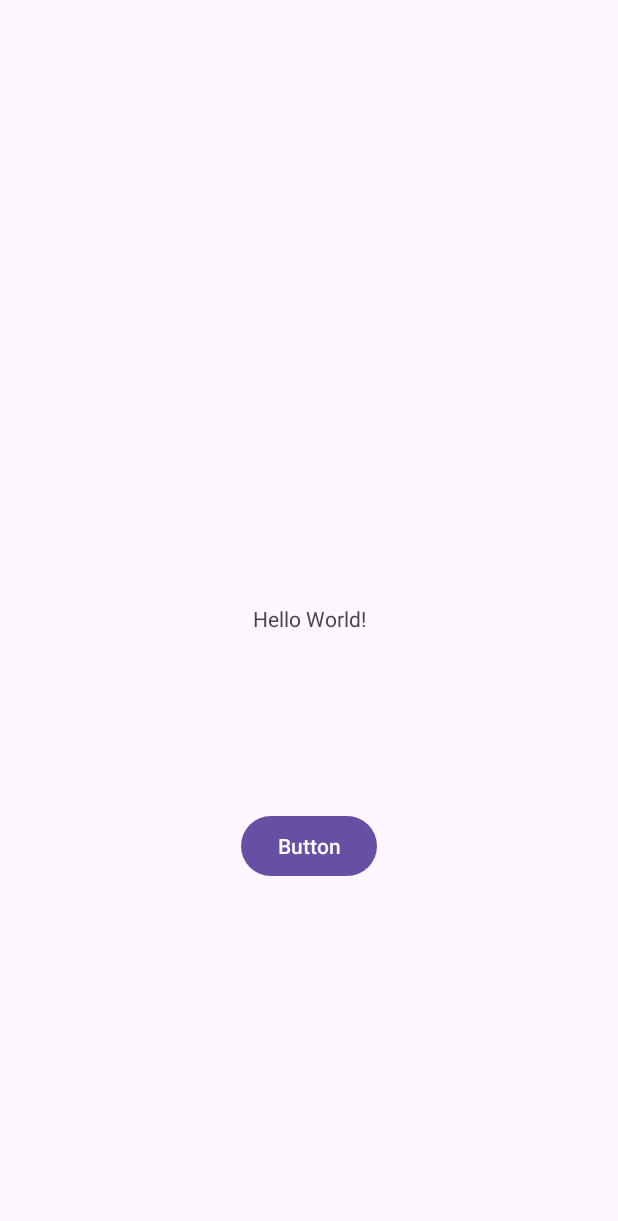
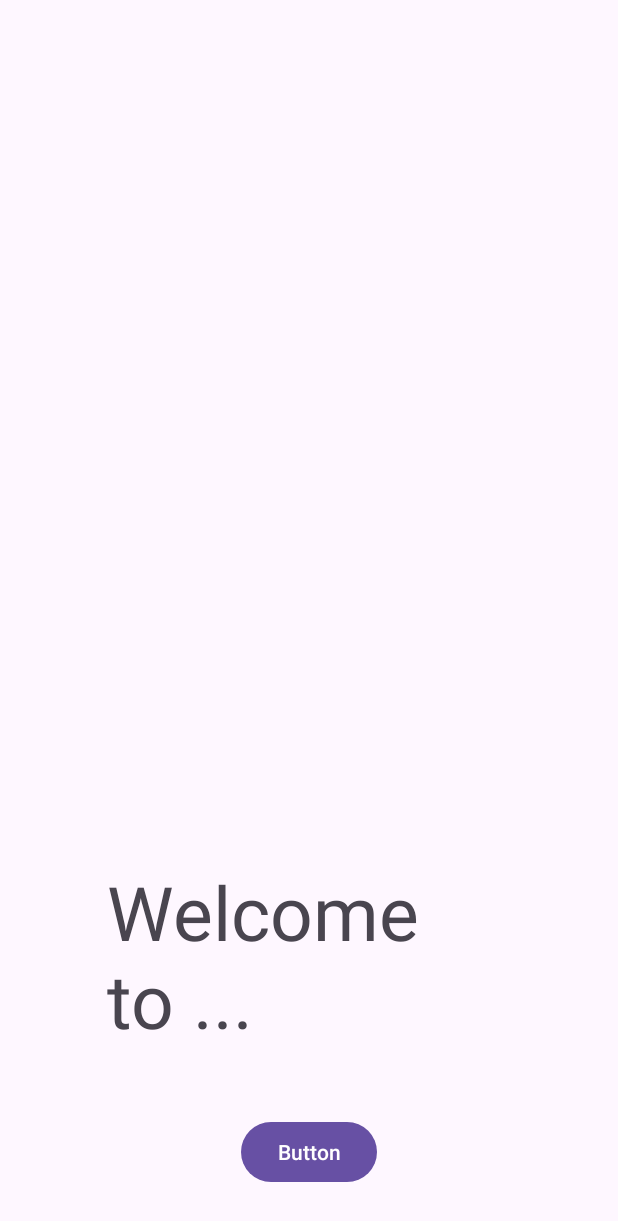
Before and after one commit to Andru2003/R-D_Project, an Android app: the screen it shows after launch (MainActivity), on a phone screen of 412 x 824 dp. Shown: the top 1221 px of the screen. Run offline under Robolectric (Android 15) with nearby library versions, the phone set to English and light mode, and no system bars.

Commit message:
ba am facut plm un mesaj de welcome cu un buton care sa duca catre login page da nu i gata inca apai sanatate se face maine

```diff
--- a/app/src/main/AndroidManifest.xml
+++ b/app/src/main/AndroidManifest.xml
@@ -13,6 +13,12 @@
         android:theme="@style/Theme.RDProject"
         tools:targetApi="31">
         <activity
+            android:name=".Register"
+            android:exported="false" />
+        <activity
+            android:name=".LogIn"
+            android:exported="false" />
+        <activity
             android:name=".MainActivity"
             android:exported="true">
             <intent-filter>
--- a/app/src/main/res/layout/activity_main.xml
+++ b/app/src/main/res/layout/activity_main.xml
@@ -4,27 +4,30 @@
     xmlns:tools="http://schemas.android.com/tools"
     android:layout_width="match_parent"
     android:layout_height="match_parent"
+    android:layout_gravity="center"
+    android:orientation="vertical"
     tools:context=".MainActivity">
 
     <TextView
-        android:id="@+id/textView"
-        android:layout_width="wrap_content"
-        android:layout_height="wrap_content"
-        android:text="Hello World!"
-        app:layout_constraintBottom_toBottomOf="parent"
+        android:id="@+id/textView2"
+        android:layout_width="268dp"
+        android:layout_height="118dp"
+        android:layout_marginBottom="52dp"
+        android:text="@string/welcome"
+        android:textSize="50dp"
+        app:layout_constraintBottom_toTopOf="@+id/button"
         app:layout_constraintEnd_toEndOf="parent"
-        app:layout_constraintStart_toStartOf="parent"
-        app:layout_constraintTop_toTopOf="parent" />
+        app:layout_constraintHorizontal_bias="0.497"
+        app:layout_constraintStart_toStartOf="parent" />
 
     <Button
         android:id="@+id/button"
         android:layout_width="wrap_content"
         android:layout_height="wrap_content"
+        android:layout_marginBottom="32dp"
         android:text="Button"
         app:layout_constraintBottom_toBottomOf="parent"
         app:layout_constraintEnd_toEndOf="parent"
-        app:layout_constraintStart_toStartOf="parent"
-        app:layout_constraintTop_toBottomOf="@+id/textView"
-        app:layout_constraintVertical_bias="0.334" />
+        app:layout_constraintStart_toStartOf="parent" />
 
 </androidx.constraintlayout.widget.ConstraintLayout>
--- /dev/null
+++ b/app/src/main/res/values-land/dimens.xml
@@ -0,0 +1,3 @@
+<resources>
+ <dimen name="activity_horizontal_margin">48dp</dimen>
+</resources>
--- /dev/null
+++ b/app/src/main/res/values-w1240dp/dimens.xml
@@ -0,0 +1,3 @@
+<resources>
+ <dimen name="activity_horizontal_margin">200dp</dimen>
+</resources>
--- /dev/null
+++ b/app/src/main/res/values-w600dp/dimens.xml
@@ -0,0 +1,3 @@
+<resources>
+ <dimen name="activity_horizontal_margin">48dp</dimen>
+</resources>
--- /dev/null
+++ b/app/src/main/res/values/dimens.xml
@@ -0,0 +1,5 @@
+<resources>
+    <!-- Default screen margins, per the Android Design guidelines. -->
+ <dimen name="activity_horizontal_margin">16dp</dimen>
+ <dimen name="activity_vertical_margin">16dp</dimen>
+</resources>
--- a/build.gradle
+++ b/build.gradle
@@ -1,4 +1,8 @@
-// Top-level build file where you can add configuration options common to all sub-projects/modules.
+buildscript {
+    dependencies {
+        classpath 'com.google.gms:google-services:4.3.15'
+    }
+}// Top-level build file where you can add configuration options common to all sub-projects/modules.
 plugins {
     id 'com.android.application' version '8.0.0' apply false
     id 'com.android.library' version '8.0.0' apply false
```
Also changed, not shown: app/build.gradle (+9 -1 lines), app/src/main/java/com/example/rdproject/LogIn.java (added, +14 -0 lines), app/src/main/java/com/example/rdproject/Register.java (added, +14 -0 lines), app/src/main/res/layout/activity_log_in.xml (added, +9 -0 lines), app/src/main/res/layout/activity_register.xml (added, +9 -0 lines), app/src/main/res/values/strings.xml (+9 -0 lines).
